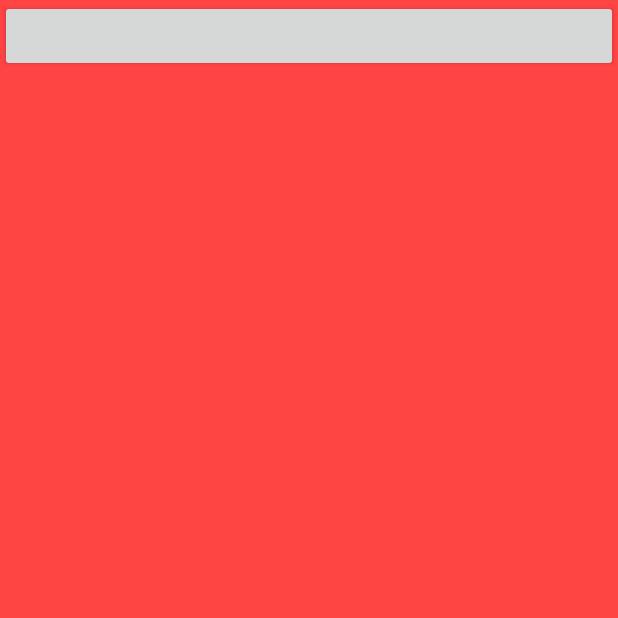
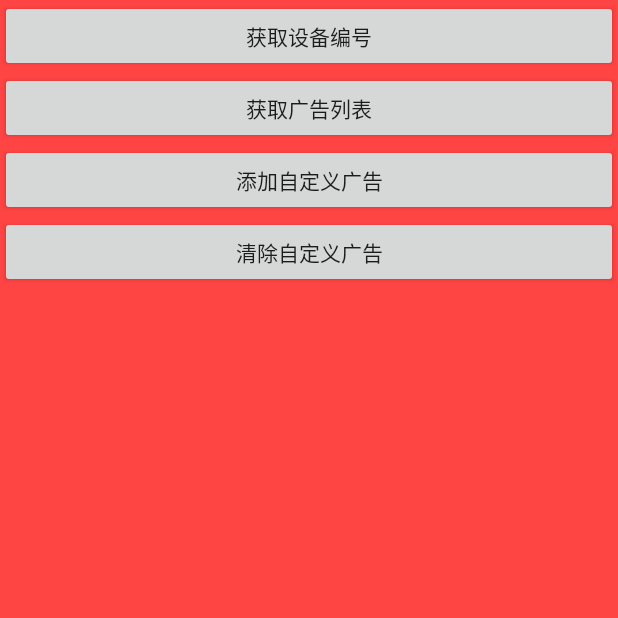
Before and after one commit to eselltech/YXFSDKSimple, an Android app: the screen it shows after launch (MainActivity), on a phone screen of 412 x 824 dp, the top half of it. Run offline under Robolectric (Android 15) with nearby library versions, the phone set to English and light mode, and no system bars; libraries missing offline, so code that uses them is left out: com.esell.component_common, com.esell.yxf.

Commit message:
1、版本更新

```diff
--- a/app/build.gradle
+++ b/app/build.gradle
@@ -37,5 +37,5 @@ dependencies {
     androidTestImplementation 'com.android.support.test:runner:1.0.2'
     androidTestImplementation 'com.android.support.test.espresso:espresso-core:3.0.2'
     implementation 'com.android.support:multidex:1.0.3'
-    implementation 'com.esell:yxf:0.3.0'
+    implementation 'com.esell:yxf:0.3.1'
 }
--- a/app/src/main/java/com/esell/yxfsdksimple/MainActivity.java
+++ b/app/src/main/java/com/esell/yxfsdksimple/MainActivity.java
@@ -8,25 +8,43 @@ import android.support.annotation.NonNull;
 import android.support.annotation.RequiresPermission;
 import android.support.v4.app.ActivityCompat;
 import android.support.v7.app.AppCompatActivity;
-import android.util.Log;
 import android.view.View;
 import android.widget.FrameLayout;
 import android.widget.Toast;
 
+import com.esell.component_common.YLog;
 import com.esell.component_common.model.AD;
-import com.esell.component_common.model.OnAdListener;
+import com.esell.yxf.CustomAD;
+import com.esell.yxf.CustomADSet;
 import com.esell.yxf.OnInitListener;
 import com.esell.yxf.SlotView;
 import com.esell.yxf.Yxf;
 
+import java.util.ArrayList;
 import java.util.List;
 
 import static android.Manifest.permission.ACCESS_COARSE_LOCATION;
 import static android.Manifest.permission.ACCESS_FINE_LOCATION;
 
 public class MainActivity extends AppCompatActivity {
-    public static final String TAG = com.esell.yxfsdksimple.MainActivity.class.getSimpleName();
     private Yxf yxf;
+    /**
+     * 测试图片广告素材
+     */
+    String urls[] = {"https://file1.yixinfa" + ".cn/workstation/2007/15" +
+            "/285646a7ef0b64c738bd3823379bd45a.jpg",
+            "https://file1" + ".yixinfa.cn/workstation" + "/2007/15" +
+                    "/cdb5ab994a02700cdc87024332f828a6.png",
+            "https" + "://file1.yixinfa" + ".cn" + "/workstation/2007/15" +
+                    "/a757b4ae733db6a488cb7ed2674f9496.jpg",
+            "https://file1" + ".yixinfa" + ".cn" + "/workstation/2007/15" +
+                    "/da19d792aaed9fdd398b746c311cb32d.jpg"};
+    /**
+     * TODO: 设置参数
+     */
+    public static final String APP_ID = ;
+    public static final String APP_KEY = ;
+    public static final int SLOT_ID = ;
 
     @Override
     protected void onCreate(Bundle savedInstanceState) {
@@ -38,18 +56,16 @@ public class MainActivity extends AppCompatActivity {
                     Manifest.permission.READ_EXTERNAL_STORAGE) || PackageManager.PERMISSION_GRANTED != ActivityCompat.checkSelfPermission(this, Manifest.permission.WRITE_EXTERNAL_STORAGE) || PackageManager.PERMISSION_GRANTED != ActivityCompat.checkSelfPermission(this, Manifest.permission.ACCESS_FINE_LOCATION) || PackageManager.PERMISSION_GRANTED != ActivityCompat.checkSelfPermission(this, Manifest.permission.ACCESS_COARSE_LOCATION)) {
                 Toast.makeText(this, "未获取到所需权限", Toast.LENGTH_SHORT).show();
                 ActivityCompat.requestPermissions(this,
-                        new String[]{
-                                Manifest.permission.READ_EXTERNAL_STORAGE,
+                        new String[]{Manifest.permission.READ_EXTERNAL_STORAGE,
                                 Manifest.permission.WRITE_EXTERNAL_STORAGE,
                                 Manifest.permission.ACCESS_FINE_LOCATION,
-                                Manifest.permission.ACCESS_COARSE_LOCATION
-                        }, 101);
+                                Manifest.permission.ACCESS_COARSE_LOCATION}, 101);
                 return;
             }
         }
         init();
+    }
 
-    }
     @RequiresPermission(anyOf = {ACCESS_COARSE_LOCATION, ACCESS_FINE_LOCATION})
     private void init() {
         /*获取实例*/
@@ -57,22 +73,26 @@ public class MainActivity extends AppCompatActivity {
         /*打开调试信息*/
         yxf.debug(true);
         /*报备广告位id*/
-        yxf.report(slotId1, slotId2, slotId3);
+        yxf.report(SLOT_ID);
         /*初始化*/
-        yxf.init(getApplicationContext(), " yxfAppId", "yxfAppId", new OnInitListener() {
+        yxf.init(getApplicationContext(), APP_ID, APP_KEY, new OnInitListener() {
             @Override
             public void onSuccess() {
                 /*获取设备编号*/
                 String deviceNum = yxf.getDeviceNum();
-                Log.i(TAG, "onSuccess (line 20): " + deviceNum);
+                YLog.i("onSuccess (line 20): " + deviceNum);
             }
 
             @Override
             public void onFailed(int code, String msg) {
-                Log.e(TAG, "onFailed (line 26): code : " + code + ",msg : " + msg);
+                YLog.e("onFailed (line 26): code : " + code + ",msg : " + msg);
             }
         });
+        //广告位实例方式2  不需要link
+        SlotView slotView = yxf.newSlotView(SLOT_ID, "广告位描述");
 
+        FrameLayout container = findViewById(R.id.container);
+        container.addView(slotView);
         //        自实现配置
         //        ConfigManager configManager = ConfigManager.getInstance();
         //        本地缓存
@@ -83,17 +103,14 @@ public class MainActivity extends AppCompatActivity {
         //        configManager.setNetRequest();
         //        下载
         //        configManager.setDownload();
-        //广告位实例方式1
-        final SlotView slotView = new SlotView(getApplicationContext());
-        /*设置广告位id*/
-        slotView.setYxfSlotId(slotId);
-        /*添加广告位描述*/
-        slotView.setYxfSlotDes("广告位描述");
-        yxf.link(slotView);
-        //广告位实例方式2  不需要link
-        //         SlotView slotView = yxf.newSlotView(slotId, "广告位描述");
-        FrameLayout container = findViewById(R.id.container);
-        container.addView(slotView);
+        //        //广告位实例方式1
+        //        final SlotView slotView = new SlotView(getApplicationContext());
+        //        /*设置广告位id*/
+        //        slotView.setYxfSlotId(slotId);
+        //        /*添加广告位描述*/
+        //        slotView.setYxfSlotDes("广告位描述");
+        //        yxf.link(slotView);
+
 
         //        打开调试信息
         //        yxf.debug(true);
@@ -122,16 +139,6 @@ public class MainActivity extends AppCompatActivity {
         //        yxf.reportDownloadStatus(ad);
     }
 
-    public void btnClick(View view) {
-        /*主动获取普通广告*/
-        yxf.getNormalAdList(new OnAdListener() {
-            @Override
-            public void onAd(List<? extends AD> adList) {
-
-            }
-        });
-    }
-
     @Override
     protected void onDestroy() {
         super.onDestroy();
@@ -147,4 +154,30 @@ public class MainActivity extends AppCompatActivity {
             init();
         }
     }
+
+    public void getDeviceNum(View view) {
+        YLog.d("deviceNum : " + yxf.getDeviceNum());
+    }
+
+    public void getNormalAdList(View view) {
+        yxf.getNormalAdList(adList -> YLog.d(adList == null ? "null" : adList.toString()));
+    }
+
+    public void addCustomList(View view) {
+        List<CustomAD> list = new ArrayList<>();
+        for (String url : urls) {
+            CustomAD customAD = new CustomAD(url.hashCode(), SLOT_ID, AD.ContentType.IMG, url,
+                    15 * 1000);
+            list.add(customAD);
+        }
+        CustomADSet customADSet = yxf.getCustomADSet();
+        customADSet.addCustomList(list);
+        YLog.d("customADSet.size : " + customADSet.size());
+    }
+
+    public void cleanCustomList(View view) {
+        CustomADSet customADSet = yxf.getCustomADSet();
+        customADSet.clear();
+        YLog.d("customADSet.size : " + customADSet.size());
+    }
 }
--- a/app/src/main/res/layout/activity_main.xml
+++ b/app/src/main/res/layout/activity_main.xml
@@ -1,19 +1,46 @@
 <?xml version="1.0" encoding="utf-8"?>
-<FrameLayout
-    android:id="@+id/container"
+<LinearLayout
+
     xmlns:android="http://schemas.android.com/apk/res/android"
     xmlns:tools="http://schemas.android.com/tools"
     android:layout_width="match_parent"
     android:layout_height="match_parent"
     android:background="@android:color/holo_red_light"
+    android:orientation="vertical"
     tools:context=".MainActivity">
 
+    <Button
+        android:layout_width="match_parent"
+        android:layout_height="wrap_content"
+        android:onClick="getDeviceNum"
+        android:text="获取设备编号"
+        />
 
     <Button
-        android:id="@+id/ddd"
         android:layout_width="match_parent"
         android:layout_height="wrap_content"
-        android:onClick="btnClick"
+        android:onClick="getNormalAdList"
+        android:text="获取广告列表"
         />
 
-</FrameLayout>
+    <Button
+        android:layout_width="match_parent"
+        android:layout_height="wrap_content"
+        android:onClick="addCustomList"
+        android:text="添加自定义广告"
+        />
+
+    <Button
+        android:layout_width="match_parent"
+        android:layout_height="wrap_content"
+        android:onClick="cleanCustomList"
+        android:text="清除自定义广告"
+        />
+
+    <FrameLayout
+        android:id="@+id/container"
+        android:layout_width="match_parent"
+        android:layout_height="0dp"
+        android:layout_weight="1"/>
+
+</LinearLayout>
```
